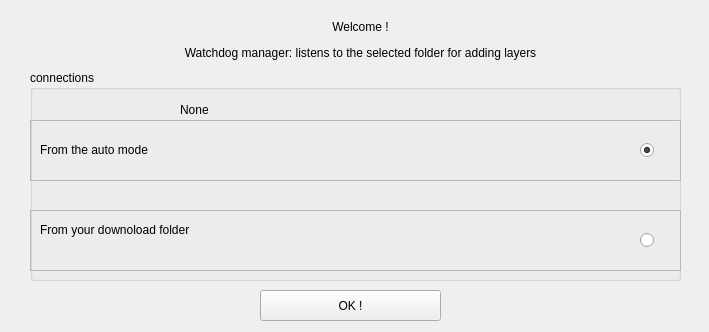
Before: the Qt Designer form qsequoia2/scripts/watchdog/watchdog_label.ui in SequoiApp/QSEQUOIA-2, drawn with Qt 5.
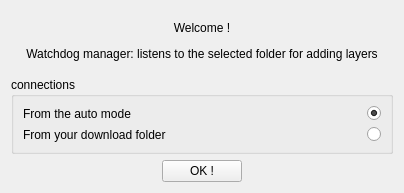
After: the same form once the commit is applied.

```diff
--- a/qsequoia2/scripts/watchdog/watchdog_label.ui
+++ b/qsequoia2/scripts/watchdog/watchdog_label.ui
@@ -6,142 +6,129 @@
    <rect>
     <x>0</x>
     <y>0</y>
-    <width>709</width>
-    <height>332</height>
+    <width>404</width>
+    <height>193</height>
    </rect>
   </property>
   <property name="windowTitle">
    <string>Kartenn data connect</string>
   </property>
-  <property name="Kartenn" stdset="0">
-   <string>Frame</string>
-  </property>
-  <widget class="QLabel" name="label">
-   <property name="geometry">
-    <rect>
-     <x>10</x>
-     <y>10</y>
-     <width>701</width>
-     <height>61</height>
-    </rect>
-   </property>
-   <property name="text">
-    <string>&lt;html&gt;&lt;head/&gt;&lt;body&gt;&lt;p align=&quot;center&quot;&gt;Welcome !&lt;/p&gt;&lt;p align=&quot;center&quot;&gt;Watchdog manager: listens to the selected folder for adding layers&lt;/p&gt;&lt;/body&gt;&lt;/html&gt;</string>
-   </property>
-  </widget>
-  <widget class="QGroupBox" name="groupBox">
-   <property name="geometry">
-    <rect>
-     <x>30</x>
-     <y>70</y>
-     <width>651</width>
-     <height>211</height>
-    </rect>
-   </property>
-   <property name="title">
-    <string>connections</string>
-   </property>
-   <widget class="QLabel" name="label_2">
-    <property name="geometry">
-     <rect>
-      <x>10</x>
-      <y>30</y>
-      <width>631</width>
-      <height>181</height>
-     </rect>
-    </property>
-    <property name="text">
-     <string>&lt;html&gt;&lt;head/&gt;&lt;body&gt;&lt;p&gt;  From the auto mode&lt;/p&gt;&lt;p&gt;&lt;br/&gt;&lt;br/&gt;&lt;/p&gt;&lt;p&gt;&lt;span style=&quot; color:#000000;&quot;&gt;  From your downoload folder&lt;/span&gt;&lt;/p&gt;&lt;/body&gt;&lt;/html&gt;</string>
-    </property>
-   </widget>
-   <widget class="QFrame" name="frame">
-    <property name="geometry">
-     <rect>
-      <x>0</x>
-      <y>50</y>
-      <width>651</width>
-      <height>61</height>
-     </rect>
-    </property>
-    <property name="frameShape">
-     <enum>QFrame::StyledPanel</enum>
-    </property>
-    <property name="frameShadow">
-     <enum>QFrame::Raised</enum>
-    </property>
-    <widget class="QRadioButton" name="radio_auto">
-     <property name="geometry">
-      <rect>
-       <x>610</x>
-       <y>20</y>
-       <width>21</width>
-       <height>20</height>
-      </rect>
-     </property>
+  <layout class="QVBoxLayout" name="rootLayout">
+   <item>
+    <widget class="QLabel" name="label">
      <property name="text">
-      <string/>
+      <string>&lt;html&gt;&lt;head/&gt;&lt;body&gt;&lt;p align=&quot;center&quot;&gt;Welcome !&lt;/p&gt;&lt;p align=&quot;center&quot;&gt;Watchdog manager: listens to the selected folder for adding layers&lt;/p&gt;&lt;/body&gt;&lt;/html&gt;</string>
      </property>
-     <property name="checked">
-      <bool>true</bool>
+     <property name="alignment">
+      <set>Qt::AlignCenter</set>
      </property>
     </widget>
-   </widget>
-   <widget class="QFrame" name="frame_3">
-    <property name="geometry">
-     <rect>
-      <x>0</x>
-      <y>140</y>
-      <width>651</width>
-      <height>61</height>
-     </rect>
-    </property>
-    <property name="frameShape">
-     <enum>QFrame::StyledPanel</enum>
-    </property>
-    <property name="frameShadow">
-     <enum>QFrame::Raised</enum>
-    </property>
-    <widget class="QRadioButton" name="radio_downloads">
-     <property name="geometry">
-      <rect>
-       <x>610</x>
-       <y>20</y>
-       <width>21</width>
-       <height>20</height>
-      </rect>
+   </item>
+   <item>
+    <widget class="QGroupBox" name="groupBox">
+     <property name="title">
+      <string>connections</string>
      </property>
-     <property name="text">
-      <string/>
-     </property>
+     <layout class="QVBoxLayout" name="connectionsLayout">
+      <item>
+       <layout class="QHBoxLayout" name="autoLayout">
+        <item>
+         <widget class="QLabel" name="label_auto">
+          <property name="text">
+           <string>From the auto mode</string>
+          </property>
+         </widget>
+        </item>
+        <item>
+         <spacer name="spacer_auto">
+          <property name="orientation">
+           <enum>Qt::Horizontal</enum>
+          </property>
+          <property name="sizeHint" stdset="0">
+           <size>
+            <width>0</width>
+            <height>0</height>
+           </size>
+          </property>
+         </spacer>
+        </item>
+        <item>
+         <widget class="QRadioButton" name="radio_auto">
+          <property name="checked">
+           <bool>true</bool>
+          </property>
+         </widget>
+        </item>
+       </layout>
+      </item>
+      <item>
+       <layout class="QHBoxLayout" name="downloadsLayout">
+        <item>
+         <widget class="QLabel" name="down">
+          <property name="text">
+           <string>From your download folder</string>
+          </property>
+         </widget>
+        </item>
+        <item>
+         <spacer name="spacer_downloads">
+          <property name="orientation">
+           <enum>Qt::Horizontal</enum>
+          </property>
+          <property name="sizeHint" stdset="0">
+           <size>
+            <width>0</width>
+            <height>0</height>
+           </size>
+          </property>
+         </spacer>
+        </item>
+        <item>
+         <widget class="QRadioButton" name="radio_downloads"/>
+        </item>
+       </layout>
+      </item>
+     </layout>
     </widget>
-   </widget>
-   <widget class="QLabel" name="down">
-    <property name="geometry">
-     <rect>
-      <x>150</x>
-      <y>30</y>
-      <width>501</width>
-      <height>20</height>
-     </rect>
-    </property>
-    <property name="text">
-     <string>None</string>
-    </property>
-   </widget>
-  </widget>
-  <widget class="QPushButton" name="OK">
-   <property name="geometry">
-    <rect>
-     <x>260</x>
-     <y>290</y>
-     <width>181</width>
-     <height>31</height>
-    </rect>
-   </property>
-   <property name="text">
-    <string>OK !</string>
-   </property>
-  </widget>
+   </item>
+   <item>
+    <layout class="QHBoxLayout" name="okLayout">
+     <item>
+      <spacer name="leftSpacer">
+       <property name="orientation">
+        <enum>Qt::Horizontal</enum>
+       </property>
+       <property name="sizeHint" stdset="0">
+        <size>
+         <width>0</width>
+         <height>0</height>
+        </size>
+       </property>
+      </spacer>
+     </item>
+     <item>
+      <widget class="QPushButton" name="OK">
+       <property name="text">
+        <string>OK !</string>
+       </property>
+      </widget>
+     </item>
+     <item>
+      <spacer name="rightSpacer">
+       <property name="orientation">
+        <enum>Qt::Horizontal</enum>
+       </property>
+       <property name="sizeHint" stdset="0">
+        <size>
+         <width>0</width>
+         <height>0</height>
+        </size>
+       </property>
+      </spacer>
+     </item>
+    </layout>
+   </item>
+  </layout>
  </widget>
  <resources/>
  <connections/>
```
Left out of the diff: 2 changed lines with no effect on the pictures.
